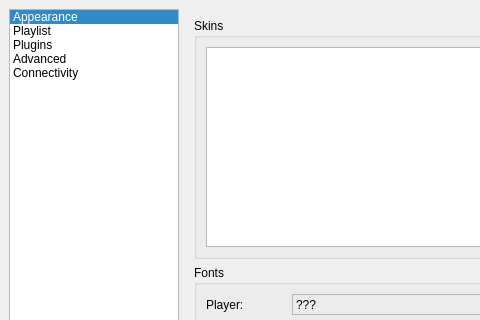
Qt form src/ui/forms/configdialog.ui (ksv1986/qmmp-staging) before a commit; both pictures show x 0 to 480 and y 0 to 320 of the 601 by 409 pixel window.
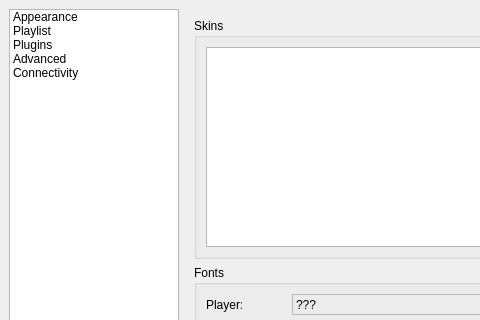
The same form after that commit. Icons and pictures are not drawn.

Commit message: set correct network icon

The edit to the form file:
```diff
--- a/src/ui/forms/configdialog.ui
+++ b/src/ui/forms/configdialog.ui
@@ -93,7 +93,7 @@
         <bool>false</bool>
        </property>
        <property name="currentRow" >
-        <number>0</number>
+        <number>-1</number>
        </property>
        <item>
         <property name="text" >
```
Left out of the diff: 2 changed lines with no effect on the pictures.
